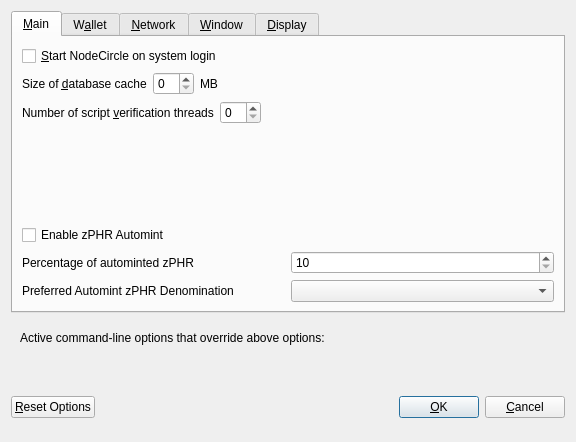
First picture: the form in src/qt/forms/optionsdialog.ui, repository nodecircle/NodeCircle, before the edit.
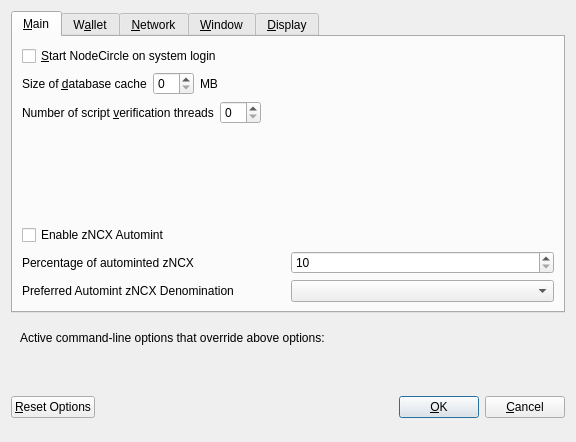
Second picture: the form after the edit. Custom widgets are drawn as their Qt base class.

What changed in the file:
```diff
--- a/src/qt/forms/optionsdialog.ui
+++ b/src/qt/forms/optionsdialog.ui
@@ -139,7 +139,7 @@
           <enum>Qt::LeftToRight</enum>
          </property>
          <property name="text">
-          <string>Enable zPHR Automint</string>
+          <string>Enable zNCX Automint</string>
          </property>
         </widget>
        </item>
@@ -151,7 +151,7 @@
             <string>Percentage of incoming PHR which get automatically converted to zPHR via Zerocoin Protocol (min: 10%)</string>
            </property>
            <property name="text">
-            <string>Percentage of autominted zPHR</string>
+            <string>Percentage of autominted zNCX</string>
            </property>
           </widget>
          </item>
@@ -184,7 +184,7 @@
             <string>Wait with automatic conversion to Zerocoin until enough PHR for this denomination is available</string>
            </property>
            <property name="text">
-            <string>Preferred Automint zPHR Denomination</string>
+            <string>Preferred Automint zNCX Denomination</string>
            </property>
           </widget>
          </item>
```
Left out of the diff: 8 changed lines with no effect on the pictures.
